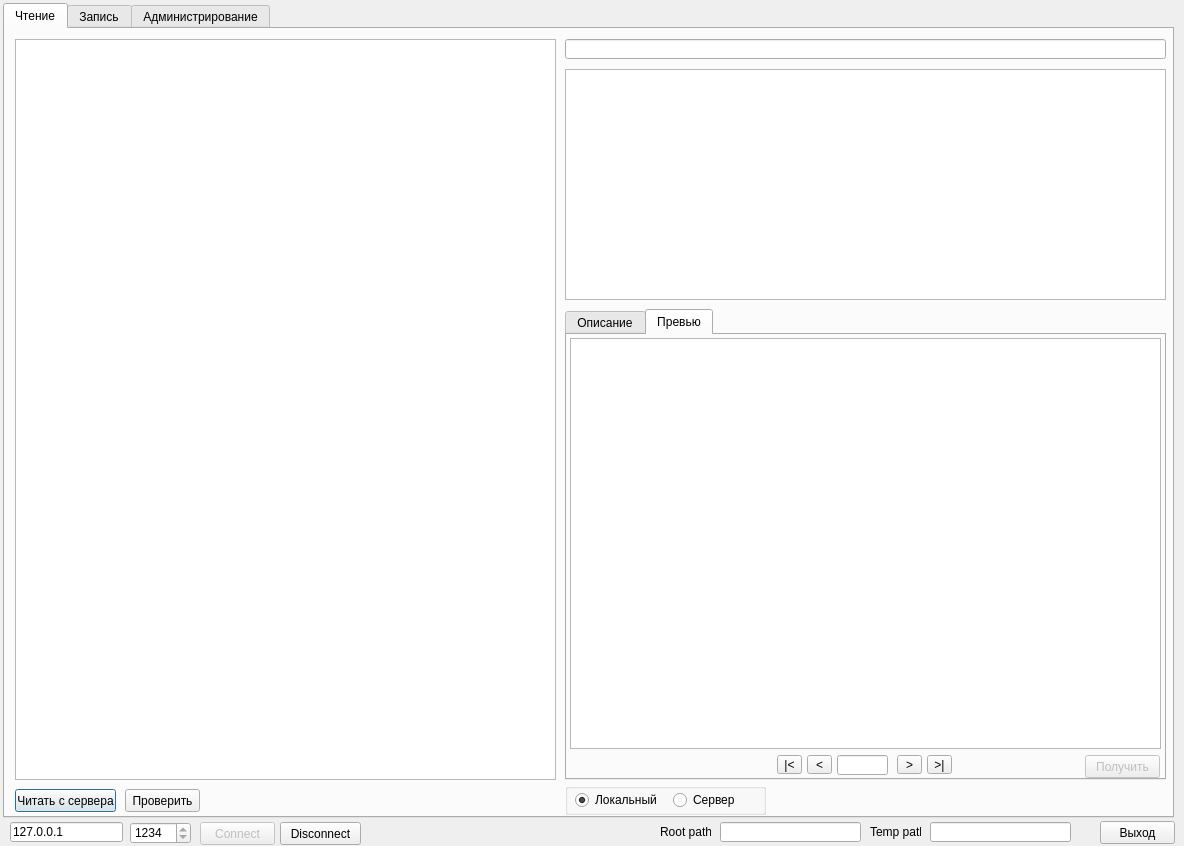
The window that ModelsUpdater/MainForm.ui (Balog/Synchonization) describes before a commit, drawn with Qt 5.
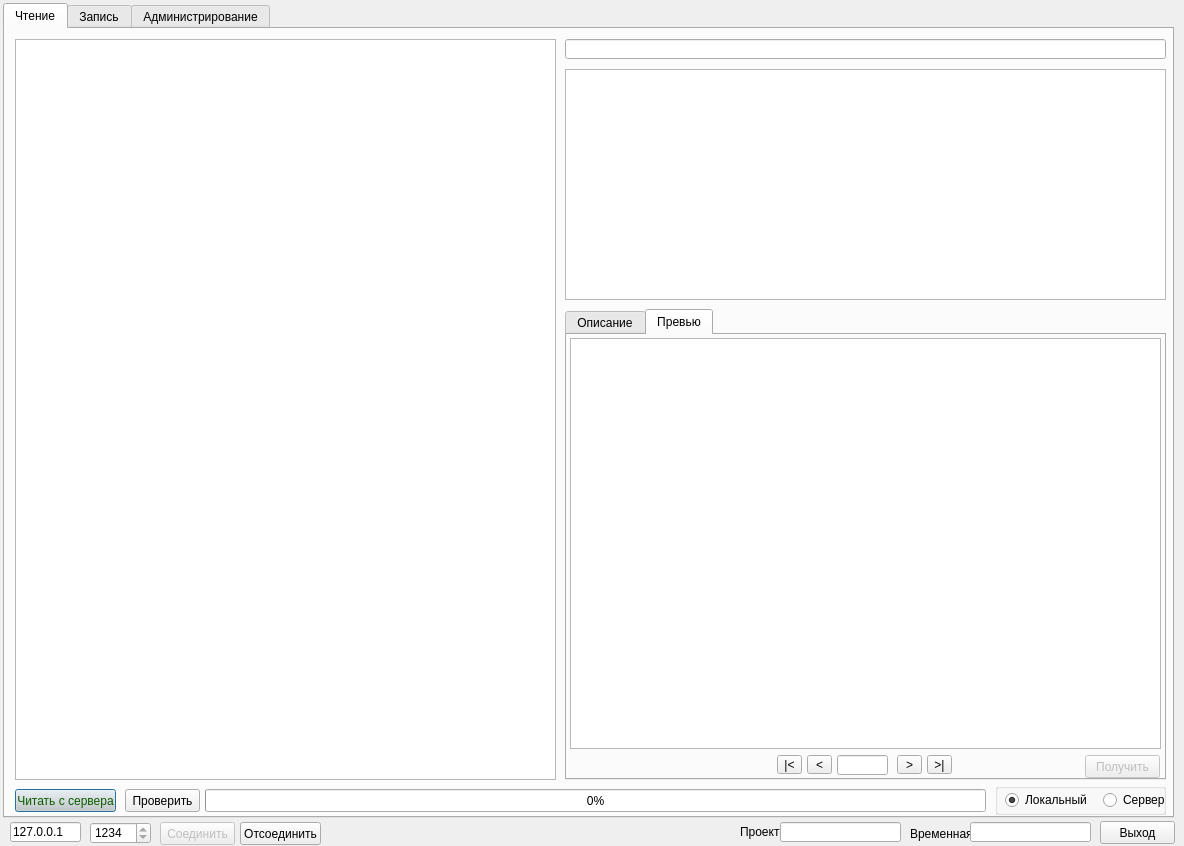
The same window after the commit. The open tabs and pages were chosen to show the change.

Patch:
```diff
--- a/ModelsUpdater/MainForm.ui
+++ b/ModelsUpdater/MainForm.ui
@@ -34,9 +34,9 @@
   <widget class="QLineEdit" name="leRoot">
    <property name="geometry">
     <rect>
-     <x>720</x>
+     <x>780</x>
      <y>822</y>
-     <width>141</width>
+     <width>121</width>
      <height>20</height>
     </rect>
    </property>
@@ -50,35 +50,35 @@
   <widget class="QLabel" name="label">
    <property name="geometry">
     <rect>
-     <x>660</x>
+     <x>740</x>
      <y>824</y>
      <width>51</width>
      <height>16</height>
     </rect>
    </property>
    <property name="text">
-    <string>Root path</string>
+    <string>Проект</string>
    </property>
   </widget>
   <widget class="QLabel" name="label_2">
    <property name="geometry">
     <rect>
-     <x>870</x>
+     <x>910</x>
      <y>824</y>
-     <width>51</width>
-     <height>16</height>
+     <width>61</width>
+     <height>20</height>
     </rect>
    </property>
    <property name="text">
-    <string>Temp path</string>
+    <string>Временная</string>
    </property>
   </widget>
   <widget class="QLineEdit" name="leTemp">
    <property name="geometry">
     <rect>
-     <x>930</x>
+     <x>970</x>
      <y>822</y>
-     <width>141</width>
+     <width>121</width>
      <height>20</height>
     </rect>
    </property>
@@ -145,6 +145,178 @@
        <height>23</height>
       </rect>
      </property>
+     <property name="palette">
+      <palette>
+       <active>
+        <colorrole role="Button">
+         <brush brushstyle="SolidPattern">
+          <color alpha="255">
+           <red>212</red>
+           <green>208</green>
+           <blue>200</blue>
+          </color>
+         </brush>
+        </colorrole>
+        <colorrole role="Midlight">
+         <brush brushstyle="SolidPattern">
+          <color alpha="255">
+           <red>85</red>
+           <green>170</green>
+           <blue>0</blue>
+          </color>
+         </brush>
+        </colorrole>
+        <colorrole role="ButtonText">
+         <brush brushstyle="SolidPattern">
+          <color alpha="255">
+           <red>12</red>
+           <green>91</green>
+           <blue>0</blue>
+          </color>
+         </brush>
+        </colorrole>
+        <colorrole role="Base">
+         <brush brushstyle="SolidPattern">
+          <color alpha="255">
+           <red>255</red>
+           <green>255</green>
+           <blue>255</blue>
+          </color>
+         </brush>
+        </colorrole>
+        <colorrole role="Window">
+         <brush brushstyle="SolidPattern">
+          <color alpha="255">
+           <red>255</red>
+           <green>170</green>
+           <blue>0</blue>
+          </color>
+         </brush>
+        </colorrole>
+        <colorrole role="AlternateBase">
+         <brush brushstyle="SolidPattern">
+          <color alpha="255">
+           <red>255</red>
+           <green>170</green>
+           <blue>0</blue>
+          </color>
+         </brush>
+        </colorrole>
+       </active>
+       <inactive>
+        <colorrole role="Button">
+         <brush brushstyle="SolidPattern">
+          <color alpha="255">
+           <red>212</red>
+           <green>208</green>
+           <blue>200</blue>
+          </color>
+         </brush>
+        </colorrole>
+        <colorrole role="Midlight">
+         <brush brushstyle="SolidPattern">
+          <color alpha="255">
+           <red>85</red>
+           <green>170</green>
+           <blue>0</blue>
+          </color>
+         </brush>
+        </colorrole>
+        <colorrole role="ButtonText">
+         <brush brushstyle="SolidPattern">
+          <color alpha="255">
+           <red>12</red>
+           <green>91</green>
+           <blue>0</blue>
+          </color>
+         </brush>
+        </colorrole>
+        <colorrole role="Base">
+         <brush brushstyle="SolidPattern">
+          <color alpha="255">
+           <red>255</red>
+           <green>255</green>
+           <blue>255</blue>
+          </color>
+         </brush>
+        </colorrole>
+        <colorrole role="Window">
+         <brush brushstyle="SolidPattern">
+          <color alpha="255">
+           <red>255</red>
+           <green>170</green>
+           <blue>0</blue>
+          </color>
+         </brush>
+        </colorrole>
+        <colorrole role="AlternateBase">
+         <brush brushstyle="SolidPattern">
+          <color alpha="255">
+           <red>255</red>
+           <green>170</green>
+           <blue>0</blue>
+          </color>
+         </brush>
+        </colorrole>
+       </inactive>
+       <disabled>
+        <colorrole role="Button">
+         <brush brushstyle="SolidPattern">
+          <color alpha="255">
+           <red>212</red>
+           <green>208</green>
+           <blue>200</blue>
+          </color>
+         </brush>
+        </colorrole>
+        <colorrole role="Midlight">
+         <brush brushstyle="SolidPattern">
+          <color alpha="255">
+           <red>85</red>
+           <green>170</green>
+           <blue>0</blue>
+          </color>
+         </brush>
+        </colorrole>
+        <colorrole role="ButtonText">
+         <brush brushstyle="SolidPattern">
+          <color alpha="255">
+           <red>120</red>
+           <green>120</green>
+           <blue>120</blue>
+          </color>
+         </brush>
+        </colorrole>
+        <colorrole role="Base">
+         <brush brushstyle="SolidPattern">
+          <color alpha="255">
+           <red>255</red>
+           <green>170</green>
+           <blue>0</blue>
+          </color>
+         </brush>
+        </colorrole>
+        <colorrole role="Window">
+         <brush brushstyle="SolidPattern">
+          <color alpha="255">
+           <red>255</red>
+           <green>170</green>
+           <blue>0</blue>
+          </color>
+         </brush>
+        </colorrole>
+        <colorrole role="AlternateBase">
+         <brush brushstyle="SolidPattern">
+          <color alpha="255">
+           <red>255</red>
+           <green>170</green>
+           <blue>0</blue>
+          </color>
+         </brush>
+        </colorrole>
+       </disabled>
+      </palette>
+     </property>
      <property name="text">
       <string>Читать с сервера</string>
      </property>
@@ -305,9 +477,9 @@
     <widget class="QGroupBox" name="groupBox">
      <property name="geometry">
       <rect>
-       <x>560</x>
+       <x>990</x>
        <y>754</y>
-       <width>201</width>
+       <width>171</width>
        <height>32</height>
       </rect>
      </property>
@@ -363,6 +535,19 @@
       <bool>true</bool>
      </property>
     </widget>
+    <widget class="QProgressBar" name="progressBar_Read">
+     <property name="geometry">
+      <rect>
+       <x>200</x>
+       <y>760</y>
+       <width>781</width>
+       <height>23</height>
+      </rect>
+     </property>
+     <property name="value">
+      <number>0</number>
+     </property>
+    </widget>
    </widget>
    <widget class="QWidget" name="tab_2">
     <attribute name="title">
@@ -734,7 +919,7 @@
   <widget class="QSpinBox" name="sbPort">
    <property name="geometry">
     <rect>
-     <x>130</x>
+     <x>90</x>
      <y>822</y>
      <width>61</width>
      <height>22</height>
@@ -756,14 +941,14 @@
    </property>
    <property name="geometry">
     <rect>
-     <x>200</x>
+     <x>160</x>
      <y>822</y>
      <width>75</width>
      <height>23</height>
     </rect>
    </property>
    <property name="text">
-    <string>Connect</string>
+    <string>Соединить</string>
    </property>
   </widget>
   <widget class="QLineEdit" name="leAddr">
@@ -771,7 +956,7 @@
     <rect>
      <x>10</x>
      <y>822</y>
-     <width>113</width>
+     <width>71</width>
      <height>20</height>
     </rect>
    </property>
@@ -785,14 +970,14 @@
   <widget class="QPushButton" name="pbDisconnect">
    <property name="geometry">
     <rect>
-     <x>280</x>
+     <x>240</x>
      <y>822</y>
      <width>81</width>
      <height>23</height>
     </rect>
    </property>
    <property name="text">
-    <string>Disconnect</string>
+    <string>Отсоединить</string>
    </property>
   </widget>
  </widget>
```
Left out of the diff: 176 changed lines with no effect on the pictures.
